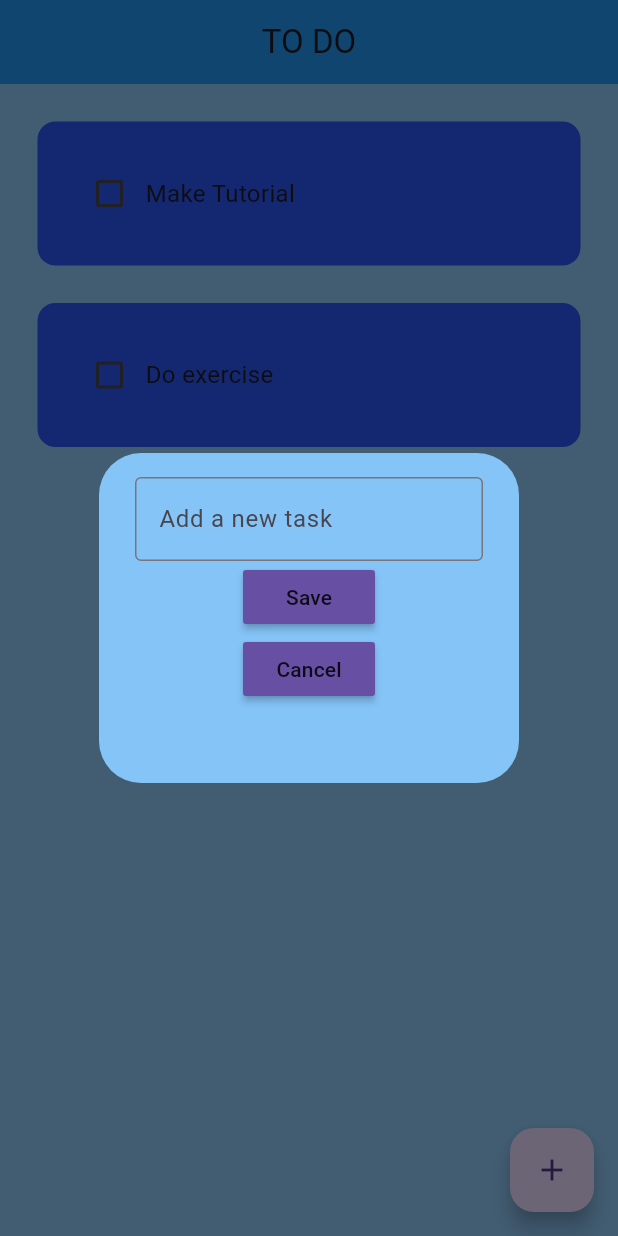
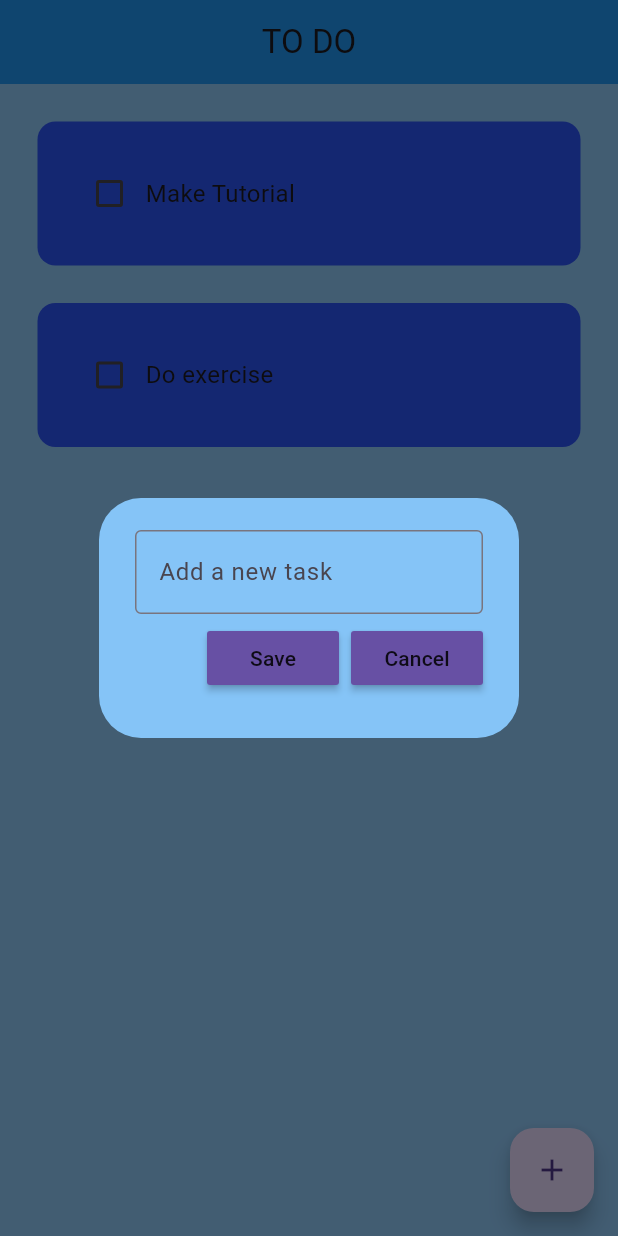
Before and after one commit to EstherNjihia/todo_app, a Flutter app: the screen it shows after launch, after a tap on the "add" icon, on a phone screen of 412 x 824 dp. Run offline on Flutter 3.47's test engine with Material 3 defaults, Android fonts, the phone set to English and light mode, and no system bars.

Commit message:
Added files

```diff
--- a/lib/pages/home_page.dart
+++ b/lib/pages/home_page.dart
@@ -19,6 +19,8 @@ class _HomePageState extends State<HomePage> {
     ["Do exercise", false]
   ];
 
+  final _controller = TextEditingController();
+
   //checkbox was tapped
   void checkBoxChanged(bool? value, int index) {
     setState(() {
@@ -31,7 +33,9 @@ class _HomePageState extends State<HomePage> {
     showDialog(
         context: context,
         builder: (context) {
-          return DialogBox();
+          return DialogBox(
+            controller: _controller,
+          );
         });
   }
 
--- a/lib/util/dialog_box.dart
+++ b/lib/util/dialog_box.dart
@@ -4,18 +4,21 @@ import 'package:flutter/material.dart';
 import 'package:todo_app/util/my_button.dart';
 
 class DialogBox extends StatelessWidget {
-  const DialogBox({super.key});
+  final controller;
+  const DialogBox({super.key, required this.controller});
 
   @override
   Widget build(BuildContext context) {
     return AlertDialog(
       backgroundColor: Color.fromARGB(255, 133, 196, 247),
       content: Container(
-        height: 180,
+        height: 120,
         child: Column(
+          mainAxisAlignment: MainAxisAlignment.spaceEvenly,
           children: [
             //get user input
             TextField(
+              controller: controller,
               decoration: InputDecoration(
                 border: OutlineInputBorder(),
                 hintText: "Add a new task",
@@ -23,10 +26,15 @@ class DialogBox extends StatelessWidget {
             ),
 
             //buttons -> save + cancel
-            MyButton(text: "Save", onPressed: () {}),
+            Row(mainAxisAlignment: MainAxisAlignment.end, children: [
+              MyButton(text: "Save", onPressed: () {}),
+              const SizedBox(
+                width: 8,
+              ),
 
-            //cancel button
-            MyButton(text: "Cancel", onPressed: () {})
+              //cancel button
+              MyButton(text: "Cancel", onPressed: () {})
+            ])
           ],
         ),
       ),
```
